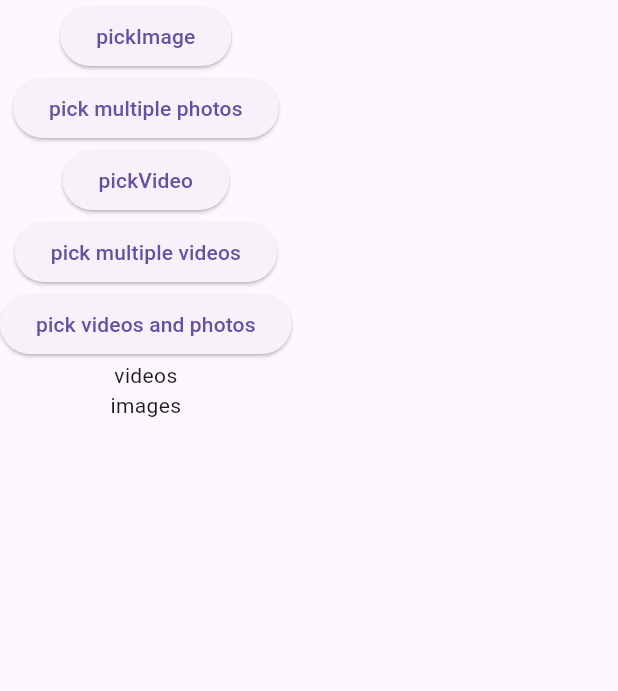
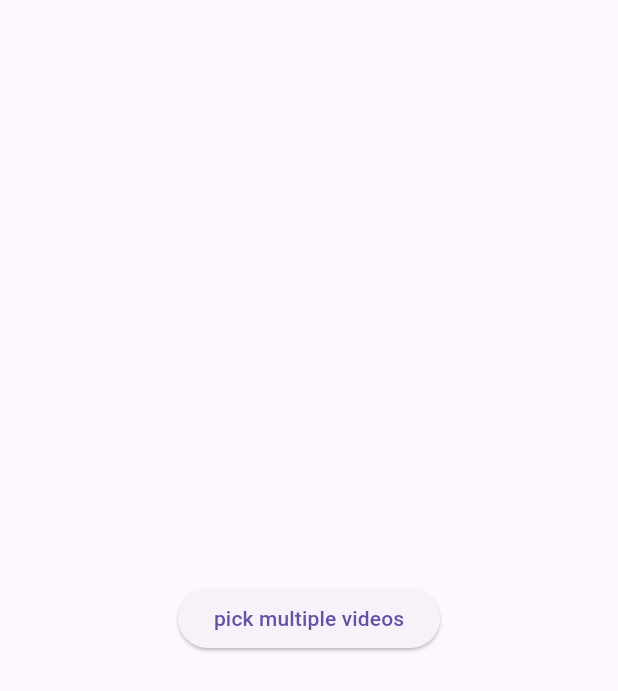
Before and after one commit to saifbataineh/image_picking_system, a Flutter app: the screen it shows after launch, on a phone screen of 412 x 824 dp. Shown: the top 691 px of the screen. Run offline on Flutter 3.47's test engine with Material 3 defaults, Android fonts, the phone set to English and light mode, and no system bars; our stand-ins replace file_picker; missing offline and left inert: cached_video_player_plus.

Commit message:
added scroll view and listener

```diff
--- a/lib/features/image_picking/views/file_picking_page.dart
+++ b/lib/features/image_picking/views/file_picking_page.dart
@@ -19,8 +19,7 @@ class FilePickingPage extends StatelessWidget {
   @override
   Widget build(BuildContext context) {
     return Scaffold(
-      body: SafeArea(
-        child: SingleChildScrollView(
+      body: SingleChildScrollView(
         child: ChangeNotifierProvider(
           create: (context) => MediaProvider(),
           child: Selector<MediaProvider, bool>(
@@ -36,17 +35,16 @@ class FilePickingPage extends StatelessWidget {
             return const Column(
               mainAxisAlignment: MainAxisAlignment.center,
               children: [
-                  SingleImageSelectViewWidget(),
+             /*    SingleImageSelectViewWidget(),
                 MultipleImagesSelectViewWidget(),
-                  SingleVideoSelectViewWidget(),
+                SingleVideoSelectViewWidget(), */
                 MultipleVideosSelectViewWidget(),
-                  MultipleImagesAndVideosViewsWeidget(),
+               /*  MultipleImagesAndVideosViewsWeidget(), */
               ],
             );
           }),
         ),
       ),
-      ),
     );
   }
 }
--- a/lib/features/image_picking/views/widgets/multiple_images_and_videos_views_weidget.dart
+++ b/lib/features/image_picking/views/widgets/multiple_images_and_videos_views_weidget.dart
@@ -38,6 +38,7 @@ class MultipleImagesAndVideosViewsWeidget extends StatelessWidget {
                   scrollDirection: Axis.horizontal,
                   itemBuilder: (context, index) {
                     return VideoViewerWidget(
+                      scrollController: ScrollController(),
                         videocontroller: context
                             .read<MediaProvider>()
                             .videosInImageAndVideoscontrollers![index]);
--- a/lib/features/image_picking/views/widgets/multiple_images_select_view_widget.dart
+++ b/lib/features/image_picking/views/widgets/multiple_images_select_view_widget.dart
@@ -10,28 +10,26 @@ class MultipleImagesSelectViewWidget extends StatelessWidget {
 
   @override
   Widget build(BuildContext context) {
-    return Selector<MediaProvider,List<File?>>(
-   selector: (_, selector) {
-    return  selector.mulitpleImageFiles;
-   },
-
-      builder: (context, provider,child){
-
+    double height = MediaQuery.sizeOf(context).height;
+    return Selector<MediaProvider, List<File?>>(
+      selector: (_, selector) {
+        return selector.mulitpleImageFiles;
+      },
+      builder: (context, provider, child) {
         return Column(
           children: [
             ElevatedButton(
               onPressed: () async {
                 context.read<MediaProvider>().addingMultipleImages();
-
-
               },
               child: const Text("pick multiple photos"),
             ),
             if (context.read<MediaProvider>().mulitpleImageFiles.isNotEmpty)
               SizedBox(
-                height: 200,
+                height: height,
                 child: ListView.builder(
-                  itemCount: context.read<MediaProvider>().mulitpleImageFiles.length,
+                  itemCount:
+                      context.read<MediaProvider>().mulitpleImageFiles.length,
                   scrollDirection: Axis.horizontal,
                   itemBuilder: (context, index) => SizedBox(
                     height: 200,
--- a/lib/features/image_picking/views/widgets/multiple_videos_select_view_widget.dart
+++ b/lib/features/image_picking/views/widgets/multiple_videos_select_view_widget.dart
@@ -1,5 +1,7 @@
 import 'package:cached_video_player_plus/cached_video_player_plus.dart';
+import 'package:flutter/gestures.dart';
 import 'package:flutter/material.dart';
+import 'package:flutter/rendering.dart';
 import 'package:image_picking_system/features/image_picking/controllers/providers/media_provider.dart';
 import 'package:image_picking_system/features/image_picking/views/widgets/video_viewer_widget.dart';
 import 'package:provider/provider.dart';
@@ -8,13 +10,16 @@ class MultipleVideosSelectViewWidget extends StatefulWidget {
   const MultipleVideosSelectViewWidget({super.key});
 
   @override
-  State<MultipleVideosSelectViewWidget> createState() => _MultipleVideosSelectViewWidgetState();
+  State<MultipleVideosSelectViewWidget> createState() =>
+      _MultipleVideosSelectViewWidgetState();
 }
 
-class _MultipleVideosSelectViewWidgetState extends State<MultipleVideosSelectViewWidget> {
+class _MultipleVideosSelectViewWidgetState
+    extends State<MultipleVideosSelectViewWidget> {
+  ScrollController controller = ScrollController();
   @override
   void dispose() {
-    context.read<MediaProvider>().videocontrollers!.forEach((videoController){
+    context.read<MediaProvider>().videocontrollers!.forEach((videoController) {
       videoController!.dispose();
     });
     super.dispose();
@@ -22,33 +27,49 @@ class _MultipleVideosSelectViewWidgetState extends State<MultipleVideosSelectVie
 
   @override
   Widget build(BuildContext context) {
-    return Selector<MediaProvider,List<CachedVideoPlayerPlusController?>>(
-selector: (_,selector ) {
+    double height = MediaQuery.sizeOf(context).height;
+    return Selector<MediaProvider, List<CachedVideoPlayerPlusController?>>(
+      selector: (_, selector) {
         return selector.videocontrollers;
       },
-      builder: (context, selector,child) {
-        return Column(
+      builder: (context, selector, child) {
+        return SizedBox(
+          height: height,
+          child: Column(
+            mainAxisAlignment: MainAxisAlignment.center,
+            crossAxisAlignment: CrossAxisAlignment.center,
             children: [
-            ElevatedButton(
+              if (context.read<MediaProvider>().videocontrollers!.isEmpty)
+                Center(
+                  child: ElevatedButton(
                     onPressed: () async {
                       context.read<MediaProvider>().addingMultipleVideos();
-
                     },
                     child: const Text("pick multiple videos"),
                   ),
+                ),
               if (context.read<MediaProvider>().videocontrollers!.isNotEmpty)
                 SizedBox(
-                height: 200,
+                  height: height,
                   child: ListView.builder(
-                  itemCount: context.read<MediaProvider>().videocontrollers!.length,
-                  scrollDirection: Axis.horizontal,
+                    controller: controller,
+                    itemCount:
+                        context.read<MediaProvider>().videocontrollers!.length,
+                    scrollDirection: Axis.vertical,
                     itemBuilder: (context, index) {
                       return VideoViewerWidget(
-                        videocontroller: context.read<MediaProvider>().videocontrollers![index]);
+
+                        height: height,
+                        index:index,
+                          scrollController: controller,
+                          videocontroller: context
+                              .read<MediaProvider>()
+                              .videocontrollers![index]);
                     },
                   ),
                 ),
             ],
+          ),
         );
       },
     );
```
Also changed, not shown: lib/features/image_picking/views/widgets/single_video_select_view_widget.dart (+11 -5 lines), lib/features/image_picking/views/widgets/video_viewer_widget.dart (+35 -3 lines). Lines whose indentation alone changed are shown as unchanged.
